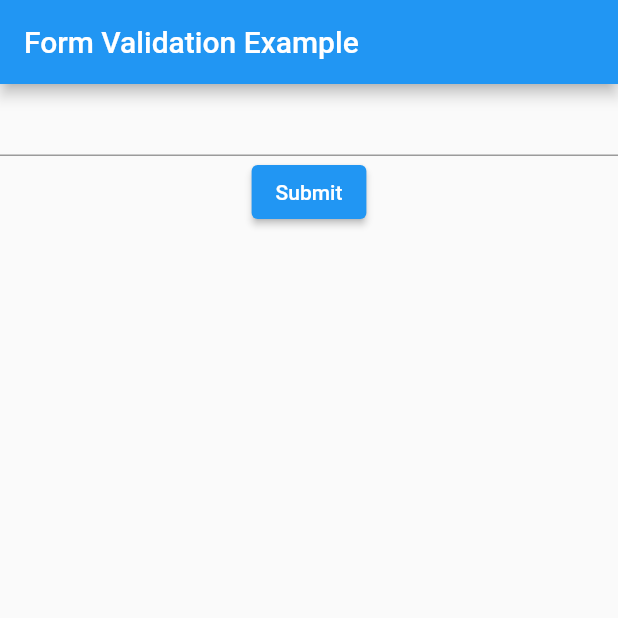
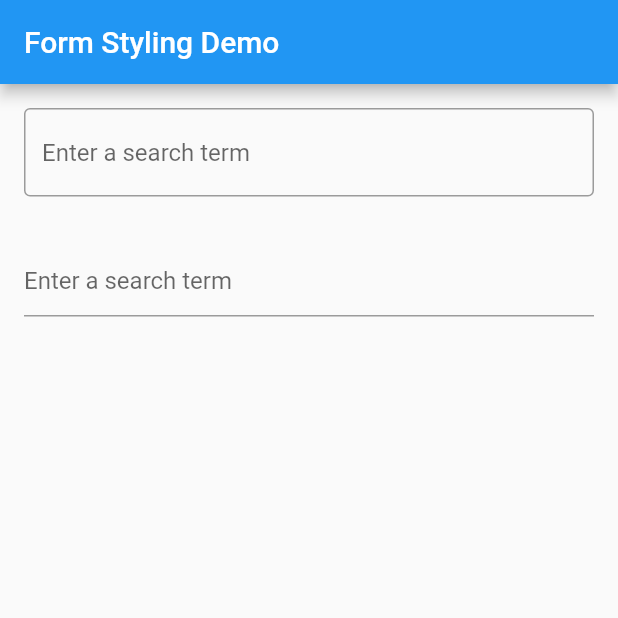
Before and after one commit to mohan-dev1248/flutter_app_cookbook, a Flutter app: the screen it shows after launch, on a phone screen of 412 x 824 dp, the top half of it. Run offline on Flutter 3.47's test engine with Material 2 defaults, Android fonts, the phone set to English and light mode, and no system bars.

Commit message:
Basic styling of forms example

```diff
--- /dev/null
+++ b/lib/forms/formStyling.dart
@@ -0,0 +1,57 @@
+import 'package:flutter/material.dart';
+
+class FormExample2 extends StatelessWidget {
+  @override
+  Widget build(BuildContext context) {
+    final appTitle = 'Form Styling Demo';
+    return MaterialApp(
+      title: appTitle,
+      home: Scaffold(
+        appBar: AppBar(
+          title: Text(appTitle),
+        ),
+        body: MyCustomForm(),
+      ),
+    );
+  }
+}
+
+class MyCustomForm extends StatefulWidget {
+
+  @override
+  _MyCustomForm createState() => _MyCustomForm();
+}
+
+class _MyCustomForm extends State<MyCustomForm> {
+  final _formKey = GlobalKey<FormState>();
+
+  @override
+  Widget build(BuildContext context) {
+    // TODO: implement build
+    return Form(
+        key: _formKey,
+        child: Column(
+          crossAxisAlignment: CrossAxisAlignment.start,
+          children: <Widget>[
+            Padding(
+              padding: EdgeInsets.symmetric(horizontal: 16, vertical: 16),
+              child: TextField(
+                decoration: InputDecoration(
+                  border: OutlineInputBorder(),
+                  hintText: 'Enter a search term'
+                ),
+              ),
+            ),
+            Padding(
+              padding: EdgeInsets.symmetric(horizontal: 16, vertical: 16),
+              child: TextFormField(
+                decoration: InputDecoration(
+                    border: UnderlineInputBorder(),
+                    hintText: 'Enter a search term'
+                ),
+              ),
+            )
+          ],
+        ));
+  }
+}
--- a/lib/main.dart
+++ b/lib/main.dart
@@ -1,6 +1,7 @@
 import 'package:flutter/material.dart';
 import 'package:flutter/widgets.dart';
 import 'package:flutter_app_cookbook/forms/farmWithValidation.dart';
+import 'package:flutter_app_cookbook/forms/formStyling.dart';
 import 'package:flutter_app_cookbook/hello_world/FirstMaterialApp.dart';
 import 'package:flutter_app_cookbook/hello_world/helloWorld.dart';
 import 'package:flutter_app_cookbook/layouts/tutorial.dart';
@@ -13,6 +14,6 @@ import 'state/StateWithParent.dart';
 //Whatever your widget you want to test it, put it inside the runApp try it
 void main() {
   runApp(
-    FormExample1()
+    FormExample2()
   );
 }
```
